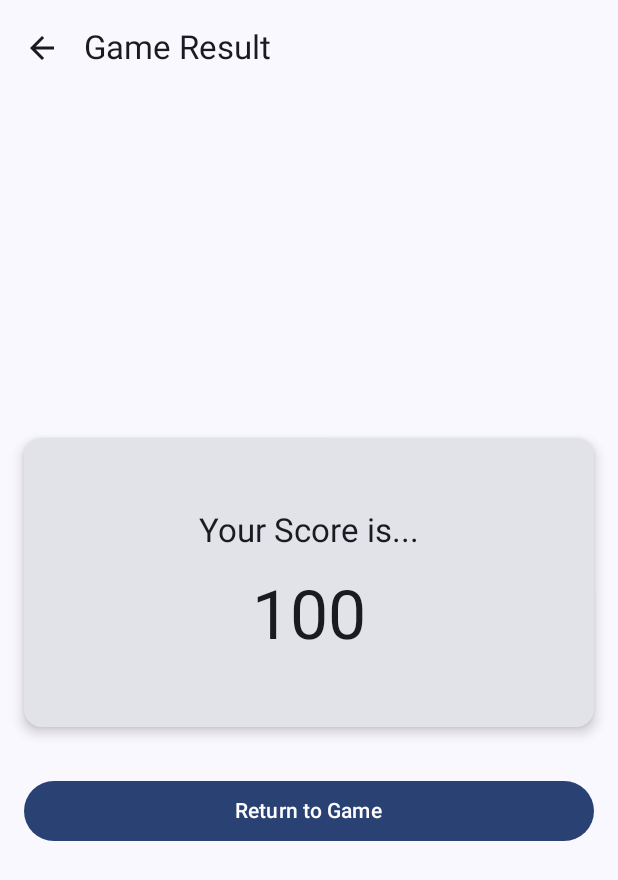
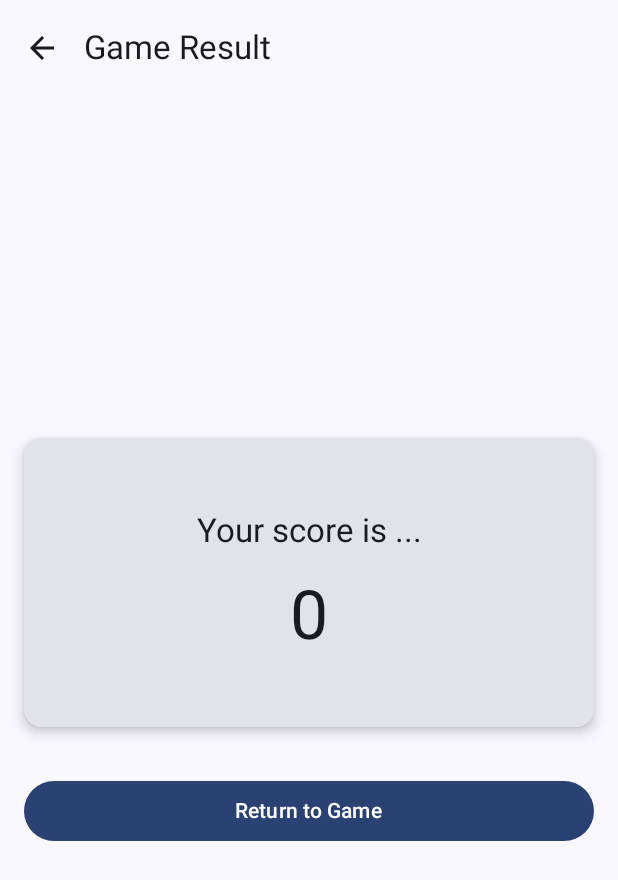
Before and after one commit to ji-circle/mobile10, an Android app built with Jetpack Compose: the composable ResultPage shown on its own in the app's theme, on a phone screen of 412 x 824 dp. Shown: the top 880 px of the screen. Run offline under Robolectric (Android 15) with nearby library versions, the phone set to English and light mode, and no system bars.

```diff
--- a/app/src/main/java/com/example/fourthapp/ui/GameUiState.kt
+++ b/app/src/main/java/com/example/fourthapp/ui/GameUiState.kt
@@ -2,6 +2,8 @@ package com.example.fourthapp.ui
 
 data class GameUiState(
     val currentScrambledWord: String = "",
+    //아래 추가
+    val currentWordCount: Int = 1,
     val isGuessedWordWrong: Boolean = false,
     val score: Int = 0
 )
--- a/app/src/main/java/com/example/fourthapp/ui/ResultPage.kt
+++ b/app/src/main/java/com/example/fourthapp/ui/ResultPage.kt
@@ -18,18 +18,29 @@ import androidx.compose.material3.Scaffold
 import androidx.compose.material3.Text
 import androidx.compose.material3.TopAppBar
 import androidx.compose.runtime.Composable
+import androidx.compose.runtime.collectAsState
+import androidx.compose.runtime.getValue
 import androidx.compose.ui.Alignment
 import androidx.compose.ui.Modifier
+import androidx.compose.ui.res.stringResource
 import androidx.compose.ui.unit.dp
+import androidx.lifecycle.viewmodel.compose.viewModel
+import com.example.fourthapp.R
 
 @OptIn(ExperimentalMaterial3Api::class)
 @Composable
-fun ResultPage() {
+fun ResultPage(
+    //아래 추가
+    gameViewModel: GameViewModel = viewModel()
+) {
+    //아래 추가
+    val gameUiState by gameViewModel.uiState.collectAsState()
+
     Scaffold(
         modifier = Modifier.fillMaxSize(),
         topBar = {
             TopAppBar(
-                title = { Text(text = "Game Result") },
+                title = { Text(text = stringResource(id = R.string.game_result)) },
                 navigationIcon = {
                     IconButton(onClick = {}) {
                         Icon(
@@ -63,11 +74,13 @@ fun ResultPage() {
                     horizontalAlignment = Alignment.CenterHorizontally
                 ) {
                     Text(
-                        text = "Your Score is...",
+                        //아래 수정
+                        text = stringResource(id = R.string.your_score_is),
                         style = typography.titleLarge
                     )
                     Text(
-                        text = "100",
+                        //아래 수정
+                        text = gameUiState.score.toString(),
                         style = typography.displayMedium
                     )
                 }
--- a/app/src/main/res/values/strings.xml
+++ b/app/src/main/res/values/strings.xml
@@ -2,6 +2,10 @@
     <string name="app_name">FourthApp</string>
     <string name="enter_your_word">Enter your word</string>
     <string name="wrong_guess">Wrong Guess!</string>
+    <string name="your_score_is">Your score is ...</string>
+    <string name="game_result">Game Result</string>
+
+    <string name="current_score">%d/10</string>
     <string-array name="game_strings">
         <item>animal</item>
         <item>auto</item>
```
Also changed, not shown: app/src/main/java/com/example/fourthapp/ui/GamePage.kt (+7 -1 lines).
